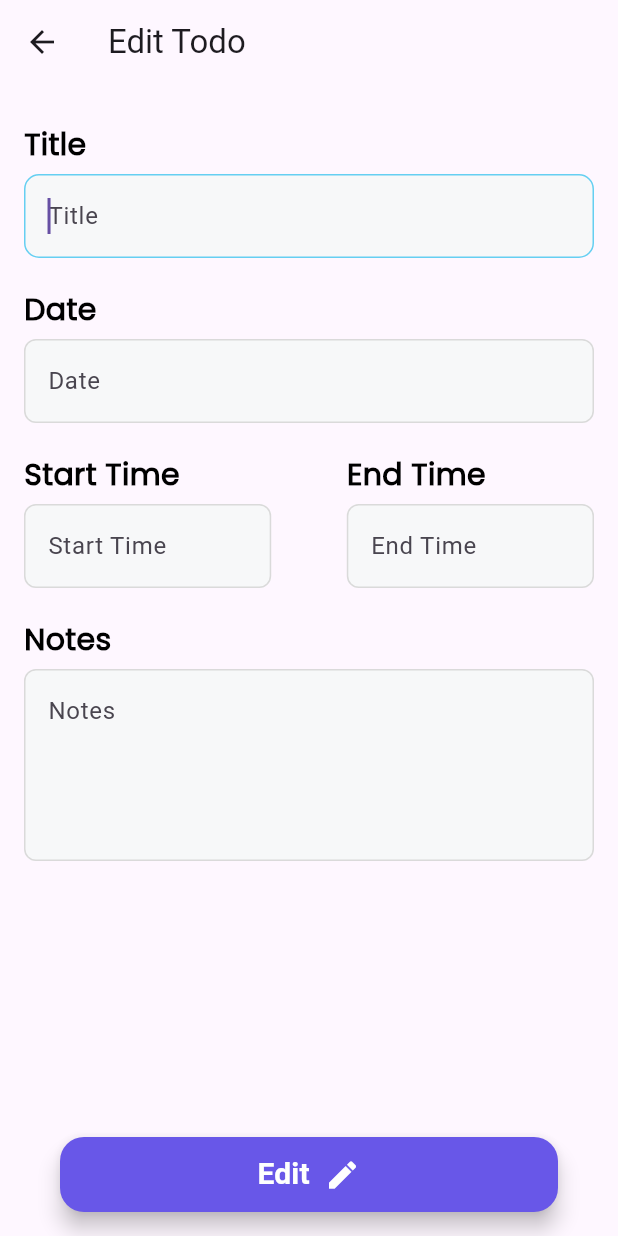
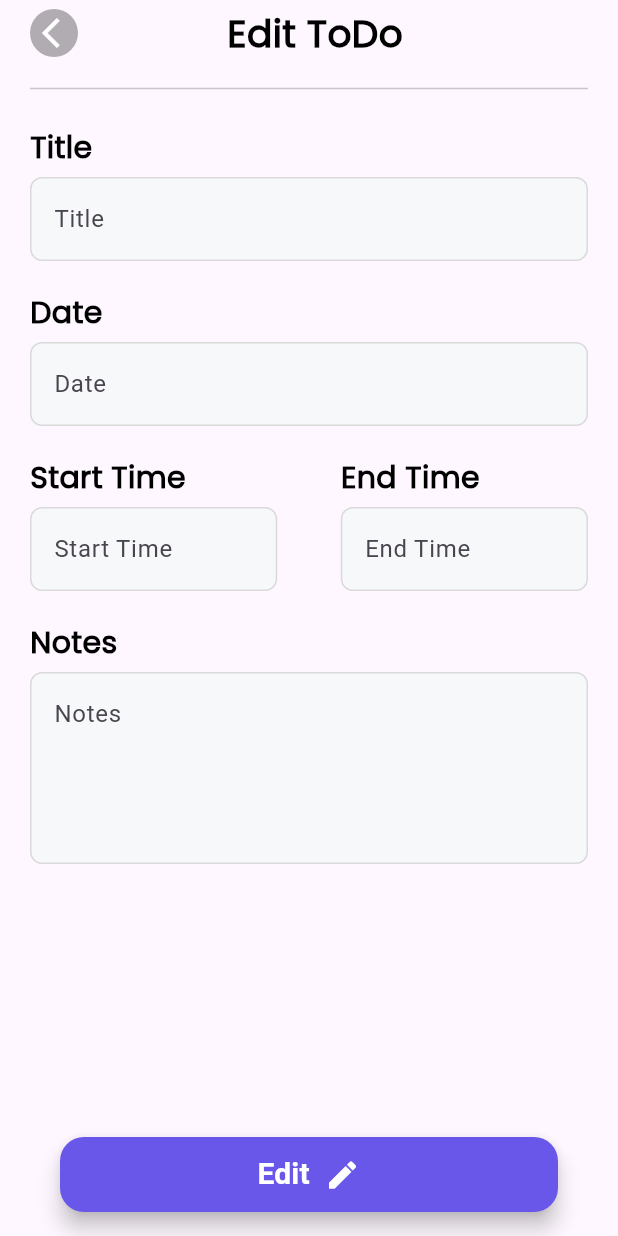
Before and after one commit to MartinTarigan/QuestList, a Flutter app: the EditToDoPage screen opened directly with empty values, on a phone screen of 412 x 824 dp. Run offline on Flutter 3.47's test engine with Material 3 defaults, Android fonts, the phone set to English and light mode, and no system bars; our stand-ins replace flutter_bloc, shared_preferences; accounts and stored records are empty.

Commit message:
feat: Improve Add and Edit ToDo Page UI

```diff
--- a/lib/feat/screens/edit_todo.dart
+++ b/lib/feat/screens/edit_todo.dart
@@ -1,6 +1,10 @@
+import 'dart:ui';
+
 import 'package:flutter/material.dart';
 import 'package:flutter_bloc/flutter_bloc.dart';
 import 'package:intl/intl.dart';
+import 'package:questlist/core/constant/typography.dart';
+import 'package:questlist/core/theme/base_color.dart';
 import 'package:questlist/core/widgets/fab_todo.dart';
 import 'package:questlist/feat/cubit/todo_provider.dart';
 import 'package:questlist/feat/cubit/todo_state.dart';
@@ -53,22 +57,60 @@ class _EditToDoPagePageState extends State<EditToDoPage> {
     return BlocBuilder<ToDoCubitProvider, ToDoState>(
       builder: (context, state) {
         return Scaffold(
-          appBar: AppBar(
-            title: const Text("Edit Todo"),
-          ),
           body: SingleChildScrollView(
             child: Form(
               key: formKey,
               child: Padding(
-                padding: const EdgeInsets.all(16.0),
+                padding: EdgeInsets.symmetric(
+                    horizontal: 20,
+                    vertical: MediaQuery.of(context).padding.top),
                 child: Column(
                   children: [
+                    Row(
+                      children: [
+                        GestureDetector(
+                          onTap: () => Navigator.pop(context),
+                          child: ClipRect(
+                            child: BackdropFilter(
+                              filter:
+                                  ImageFilter.blur(sigmaX: 5.0, sigmaY: 5.0),
+                              child: Container(
+                                padding: const EdgeInsets.only(
+                                    left: 8, top: 10, bottom: 10),
+                                decoration: BoxDecoration(
+                                  shape: BoxShape.circle,
+                                  color: BaseColors.black.withOpacity(0.3),
+                                ),
+                                child: const Icon(
+                                  Icons.arrow_back_ios,
+                                  color: BaseColors.white,
+                                ),
+                              ),
+                            ),
+                          ),
+                        ),
+                        Expanded(
+                          child: Align(
+                            child: Text(
+                              "Edit ToDo",
+                              style: Font.heading2,
+                            ),
+                          ),
+                        ),
+                        const Opacity(
+                          opacity: 0.0,
+                          child: Icon(Icons.arrow_back_ios),
+                        ),
+                      ],
+                    ),
+                    const Divider(
+                      height: 30,
+                    ),
                     InputField(
                       controller: titleController,
                       label: "Title",
                       maxLines: 1,
                       formKey: formKey,
-                      autoFocus: true,
                     ),
                     InputField(
                       controller: dateController,
```
Also changed, not shown: lib/feat/screens/add_todo_page.dart (+52 -4 lines).
